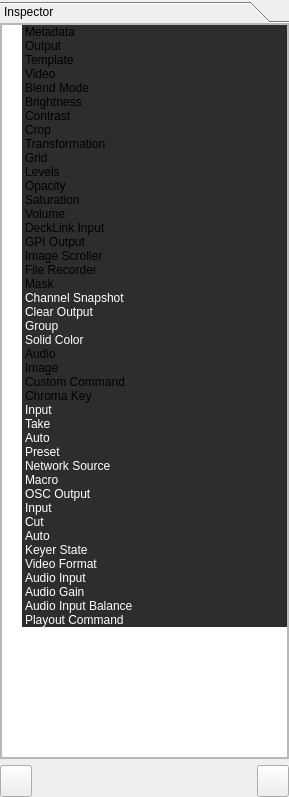
Qt form src/Widgets/Inspector/InspectorWidget.ui (CasparCG/client) before a commit.
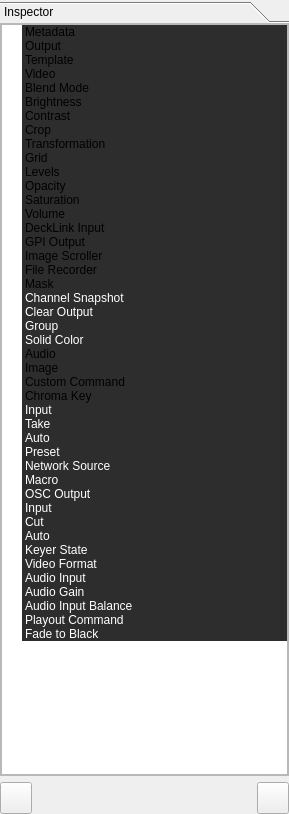
The same form after that commit.

Commit message:
Added fade to black item.
Close #107

Patch:
```diff
--- a/src/Widgets/Inspector/InspectorWidget.ui
+++ b/src/Widgets/Inspector/InspectorWidget.ui
@@ -7,7 +7,7 @@
     <x>0</x>
     <y>0</y>
     <width>289</width>
-    <height>797</height>
+    <height>814</height>
    </rect>
   </property>
   <property name="sizePolicy">
@@ -58,7 +58,7 @@
         <x>0</x>
         <y>0</y>
         <width>289</width>
-        <height>735</height>
+        <height>752</height>
        </rect>
       </property>
       <property name="sizePolicy">
@@ -94,7 +94,7 @@
             <x>0</x>
             <y>0</y>
             <width>287</width>
-            <height>733</height>
+            <height>750</height>
            </rect>
           </property>
           <layout class="QVBoxLayout" name="verticalLayout_3">
@@ -1118,6 +1118,29 @@
                </brush>
               </property>
              </item>
+             <item>
+              <property name="text">
+               <string>Fade to Black</string>
+              </property>
+              <property name="background">
+               <brush brushstyle="SolidPattern">
+                <color alpha="255">
+                 <red>45</red>
+                 <green>45</green>
+                 <blue>45</blue>
+                </color>
+               </brush>
+              </property>
+              <property name="foreground">
+               <brush brushstyle="SolidPattern">
+                <color alpha="255">
+                 <red>255</red>
+                 <green>255</green>
+                 <blue>255</blue>
+                </color>
+               </brush>
+              </property>
+             </item>
             </widget>
            </item>
           </layout>
```
The commit also changes 21 other files.
